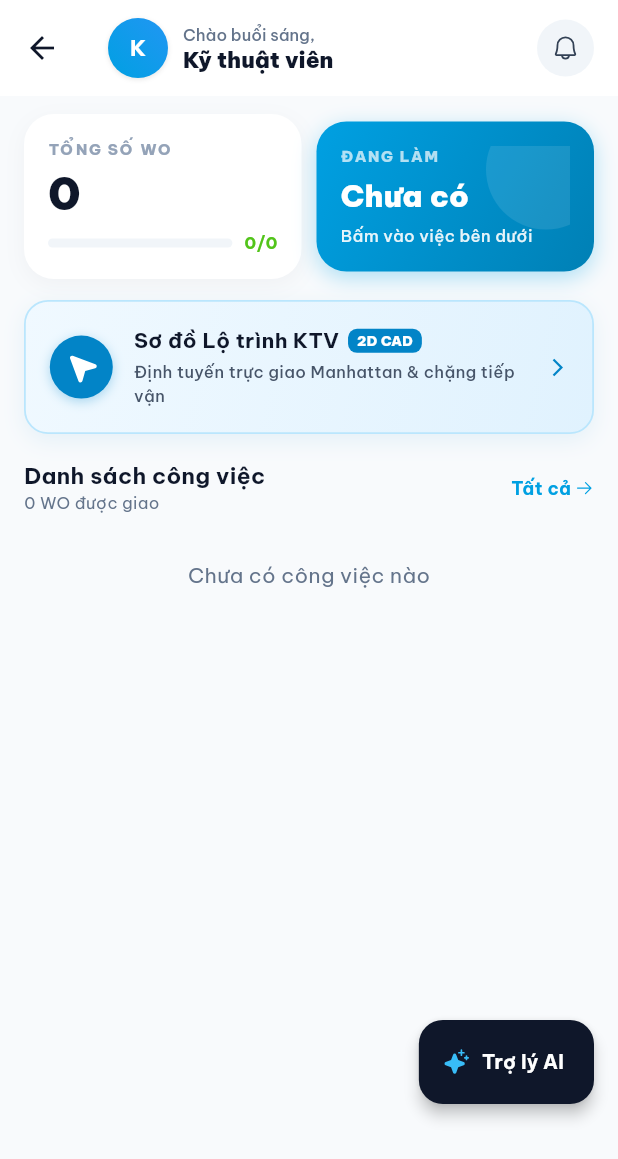
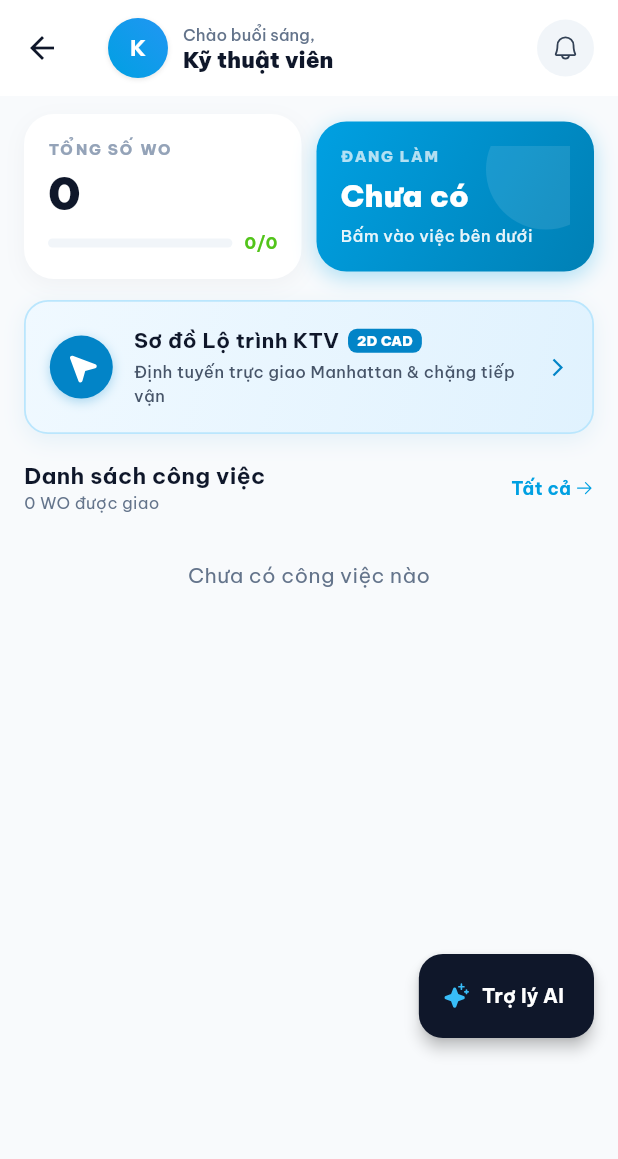
Before and after one commit to kietvo5924/eam-enterprise-assset-management2, a Flutter app: the HomeScreen screen opened directly, on a phone screen of 412 x 824 dp. Shown: the top 1159 px of the screen. Run offline on Flutter 3.47's test engine with Material 3 defaults, Android fonts, the phone set to English and light mode, and no system bars; our stand-ins replace cached_network_image, camera, connectivity_plus, dio, drift, firebase_core and 11 more; missing offline and left inert: mobile_scanner; accounts and stored records are empty; generated files the repository leaves out were written again; network calls fail; project files that could hold a hidden picture were left out.

Commit message:
fix(mobile): adjust AI assistant FAB bottom padding and update API base URL

```diff
--- a/mobile_app/lib/features/dashboard/screens/home_screen.dart
+++ b/mobile_app/lib/features/dashboard/screens/home_screen.dart
@@ -94,7 +94,7 @@ class _HomeScreenState extends State<HomeScreen> {
     return Scaffold(
       backgroundColor: AppTheme.neutral50,
       floatingActionButton: Padding(
-        padding: const EdgeInsets.only(bottom: 72.0),
+        padding: const EdgeInsets.only(bottom: 116.0),
         child: FloatingActionButton.extended(
           heroTag: 'home_assistant_fab',
           onPressed: () => context.push('/assistant'),
```
Also changed, not shown: mobile_app/lib/core/constants/api_constants.dart (+5 -2 lines).
